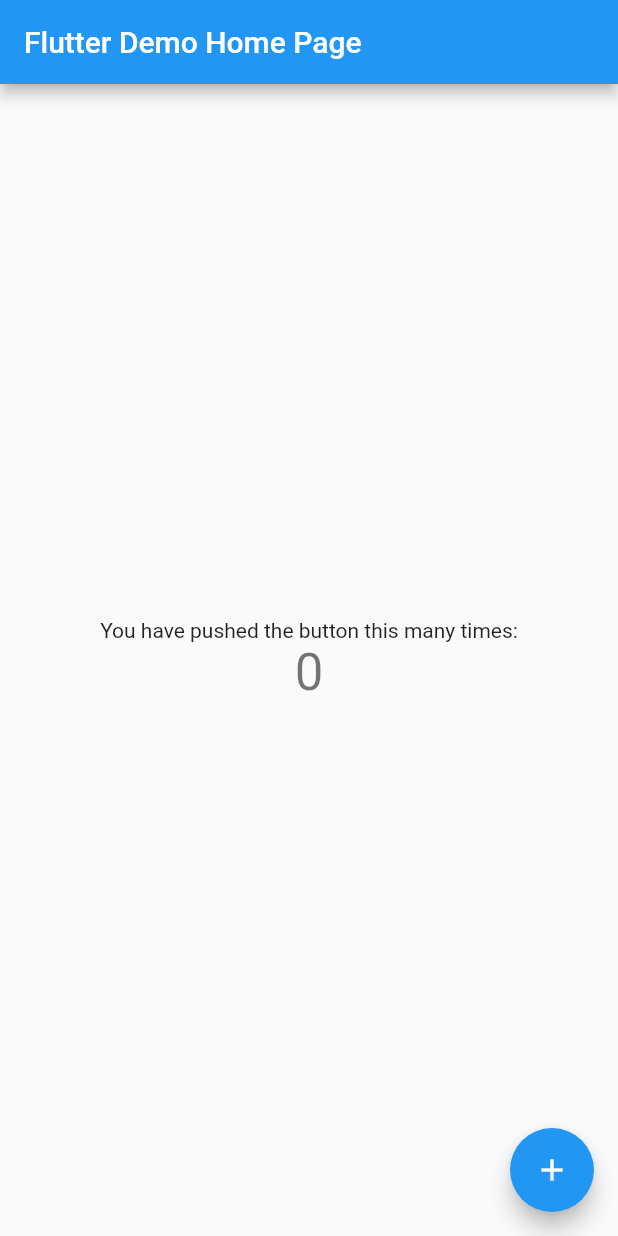
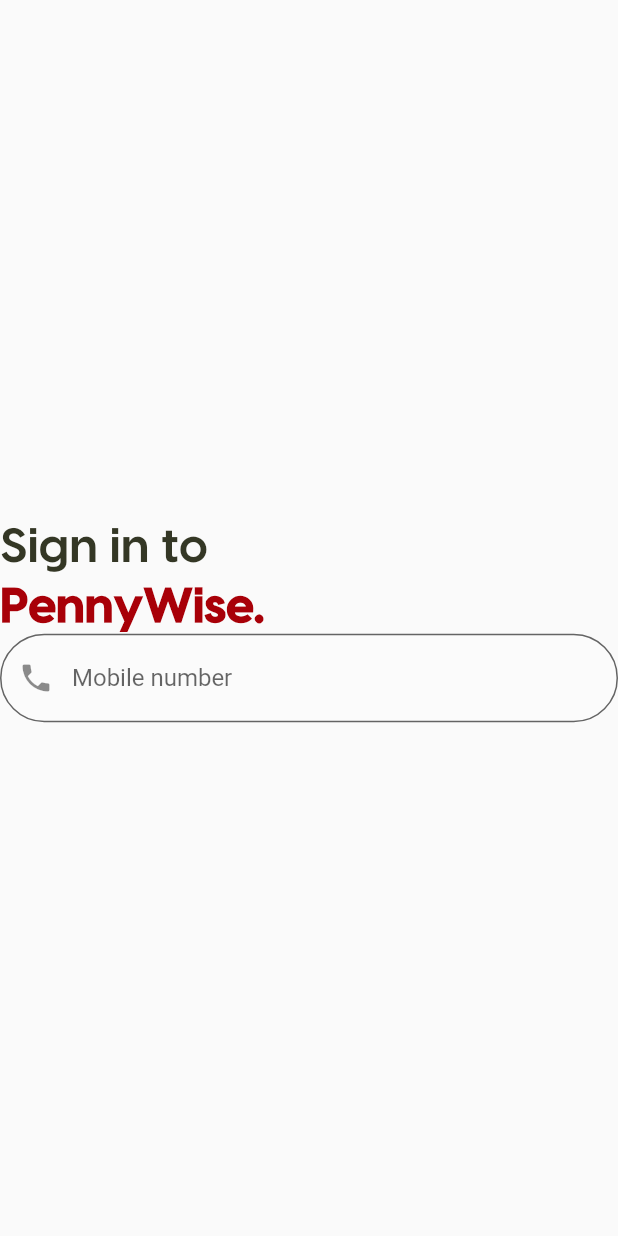
Before and after one commit to chuatomoliver/ojt_repo, a Flutter app: the screen it shows after launch, on a phone screen of 412 x 824 dp. Run offline on Flutter 3.47's test engine with Material 2 defaults, Android fonts, the phone set to English and light mode, and no system bars.

Commit message:
Added color theme and login widgets

```diff
--- /dev/null
+++ b/fintech_app/lib/constants/colors.dart
@@ -0,0 +1,5 @@
+import 'package:flutter/material.dart';
+
+const primaryColor = Color.fromARGB(255, 237, 237, 237);
+const secondaryColor = Color(0xff343725);
+const tertiaryColor = Color(0xffA80008);
--- a/fintech_app/lib/main.dart
+++ b/fintech_app/lib/main.dart
@@ -1,3 +1,5 @@
+import 'package:fintech_app/constants/colors.dart';
+import 'package:fintech_app/screens/login.dart';
 import 'package:flutter/material.dart';
 
 void main() {
@@ -10,11 +12,11 @@
   @override
   Widget build(BuildContext context) {
     return MaterialApp(
-      title: 'Flutter Demo',
+      debugShowCheckedModeBanner: false,
       theme: ThemeData(
-        primarySwatch: Colors.blue,
+        primarySwatch: Colors.grey,
       ),
-      home: const MyHomePage(title: 'Flutter Demo Home Page'),
+      home: const Login(),
     );
   }
 }
--- a/fintech_app/lib/screens/login.dart
+++ b/fintech_app/lib/screens/login.dart
@@ -0,0 +1,38 @@
+import 'package:fintech_app/constants/colors.dart';
+import 'package:fintech_app/widgets/widgets.dart';
+import 'package:flutter/material.dart';
+
+class Login extends StatefulWidget {
+  const Login({super.key});
+
+  @override
+  State<Login> createState() => _LoginState();
+}
+
+class _LoginState extends State<Login> {
+  @override
+  Widget build(BuildContext context) {
+    return Scaffold(
+      body: Column(
+        mainAxisAlignment: MainAxisAlignment.center,
+        crossAxisAlignment: CrossAxisAlignment.start,
+        children: [
+          titleText(
+            text: 'Sign in to',
+            color: secondaryColor,
+            weight: FontWeight.normal,
+          ),
+          titleText(
+            text: 'PennyWise.',
+            color: tertiaryColor,
+            weight: FontWeight.bold,
+          ),
+          textFormField(
+            label: 'Mobile number',
+            icon: Icons.phone,
+          ),
+        ],
+      ),
+    );
+  }
+}
--- a/fintech_app/lib/widgets/widgets.dart
+++ b/fintech_app/lib/widgets/widgets.dart
@@ -6,3 +6,49 @@
 }) {
   return TextFormField();
 }
+
+Widget titleText({
+  required String text,
+  required Color color,
+  required FontWeight weight,
+}) {
+  return Text(
+    text,
+    style: TextStyle(
+      fontFamily: 'Visby',
+      fontSize: 32,
+      fontWeight: weight,
+      height: 1.25,
+      color: color,
+    ),
+  );
+}
+
+Widget textFormField({
+  //required TextEditingController textEditingController,
+  required String label,
+  required IconData icon,
+}) {
+  return TextFormField(
+    //controller: textEditingController,
+    decoration: InputDecoration(
+      prefixIcon: Icon(icon),
+      filled: true,
+      fillColor: Colors.white.withOpacity(0.1),
+      border: OutlineInputBorder(
+        borderRadius: BorderRadius.circular(40),
+        borderSide: const BorderSide(
+          color: Colors.transparent,
+        ),
+      ),
+      labelText: label,
+      contentPadding: const EdgeInsets.symmetric(
+        horizontal: 20,
+        vertical: 20,
+      ),
+    ),
+    autovalidateMode: AutovalidateMode.onUserInteraction,
+    validator: (value) =>
+        value == null || value.isEmpty ? 'Please enter some text' : null,
+  );
+}
```
Also changed, not shown: fintech_app/pubspec.yaml (+9 -11 lines), fintech_app/fonts/VisbyBold.otf (added), fintech_app/fonts/VisbyHeavy.otf (added), fintech_app/fonts/VisbyLight.otf (added), fintech_app/fonts/VisbyMedium.otf (added), fintech_app/fonts/VisbyRegular.otf (added), fintech_app/fonts/VisbySemibold.otf (added).
